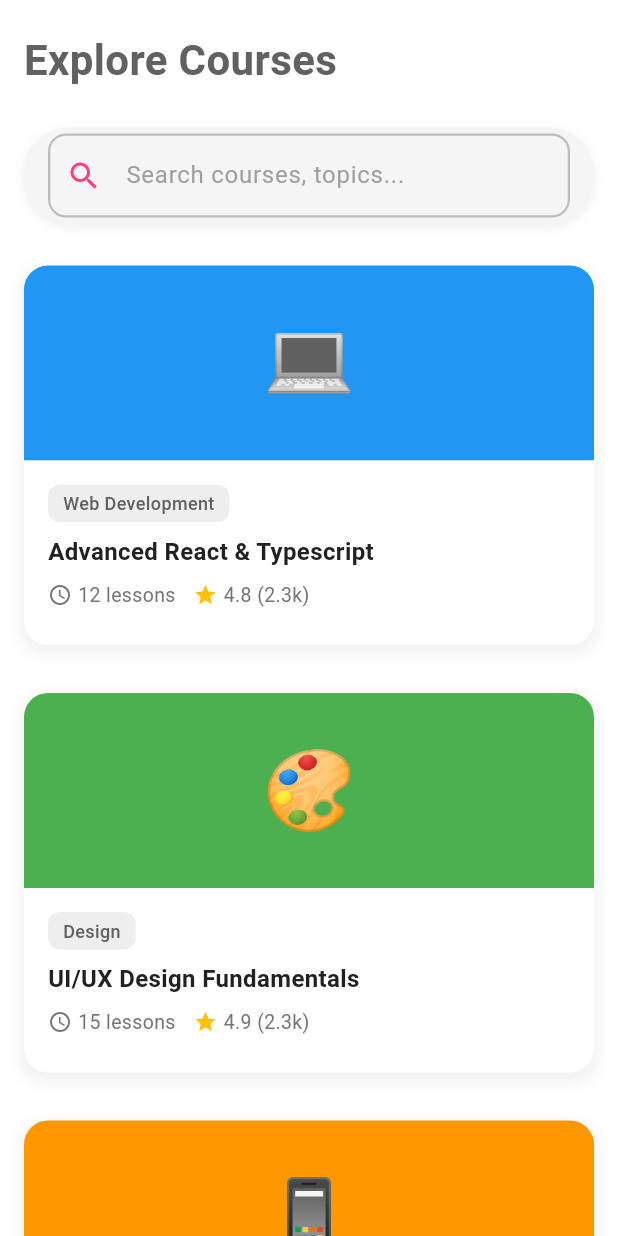
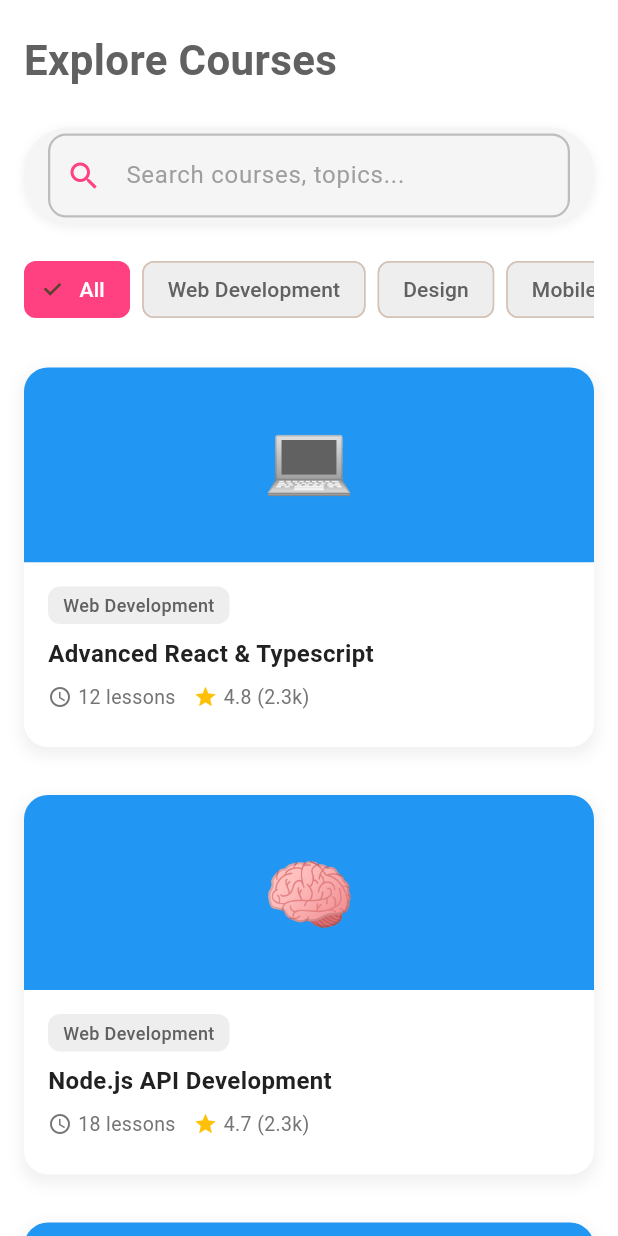
Before and after one commit to AsimBinNasir/Excelerate, a Flutter app: the ExplorePage screen opened directly, on a phone screen of 412 x 824 dp. Run offline on Flutter 3.47's test engine with Material 3 defaults, Android fonts, the phone set to English and light mode, and no system bars; our stand-ins replace percent_indicator.

Commit message:
Create mock API for courses

```diff
--- a/lib/explorePage.dart
+++ b/lib/explorePage.dart
@@ -1,3 +1,4 @@
+import 'package:excelerate/mockCourses.dart';
 import 'package:flutter/material.dart';
 
 class ExplorePage extends StatefulWidget {
@@ -8,15 +9,27 @@ class ExplorePage extends StatefulWidget {
 }
 
 class _ExplorePageState extends State<ExplorePage> {
+  String _searchQuery = '';
+  String _selectedCategory = 'All';
+
+  final List<String> _categories = categories;
+
+  final List<Map<String, dynamic>> _allCourses = allCourses;
+
   @override
   Widget build(BuildContext context) {
-    return Scaffold(backgroundColor: Colors.white, body: _pageContent());
-  }
-}
+    final filteredCourses = _allCourses.where((course) {
+      final matchesCategory =
+          _selectedCategory == 'All' || course['category'] == _selectedCategory;
+      final matchesSearch = course['title'].toString().toLowerCase().contains(
+        _searchQuery,
+      );
+      return matchesCategory && matchesSearch;
+    }).toList();
 
-// Home Page Content
-Widget _pageContent() {
-  return SafeArea(
+    return Scaffold(
+      backgroundColor: Colors.white,
+      body: SafeArea(
         child: SingleChildScrollView(
           padding: const EdgeInsets.symmetric(horizontal: 16, vertical: 20),
           child: Column(
@@ -37,7 +50,10 @@ Widget _pageContent() {
               // Search box
               Container(
                 margin: const EdgeInsets.only(top: 20, bottom: 20),
-            padding: const EdgeInsets.symmetric(horizontal: 16, vertical: 4),
+                padding: const EdgeInsets.symmetric(
+                  horizontal: 16,
+                  vertical: 4,
+                ),
                 decoration: BoxDecoration(
                   color: Colors.grey.shade100,
                   borderRadius: BorderRadius.circular(30),
@@ -53,7 +69,10 @@ Widget _pageContent() {
                   decoration: InputDecoration(
                     hintText: 'Search courses, topics...',
                     border: InputBorder.none,
-                prefixIcon: const Icon(Icons.search, color: Colors.pinkAccent),
+                    prefixIcon: const Icon(
+                      Icons.search,
+                      color: Colors.pinkAccent,
+                    ),
                     hintStyle: TextStyle(color: Colors.grey.shade500),
 
                     enabledBorder: OutlineInputBorder(
@@ -73,50 +92,71 @@ Widget _pageContent() {
                     ),
                   ),
                   onChanged: (value) {
-                // TODO: handle search logic here
-                print('User searched: $value');
+                    setState(() {
+                      _searchQuery = value.toLowerCase();
+                    });
                   },
                 ),
               ),
 
+              // Filter options
+              SingleChildScrollView(
+                scrollDirection: Axis.horizontal,
+                child: Row(
+                  children: _categories.map((category) {
+                    final bool isSelected = _selectedCategory == category;
+                    return Padding(
+                      padding: const EdgeInsets.only(right: 8),
+                      child: FilterChip(
+                        label: Text(category),
+                        selected: isSelected,
+                        selectedColor: Colors.pinkAccent,
+                        backgroundColor: Colors.grey.shade200,
+                        labelStyle: TextStyle(
+                          color: isSelected
+                              ? Colors.white
+                              : Colors.grey.shade700,
+                        ),
+                        onSelected: (selected) {
+                          setState(() {
+                            _selectedCategory = category;
+                          });
+                        },
+                      ),
+                    );
+                  }).toList(),
+                ),
+              ),
+
+              const SizedBox(height: 20),
+
               // Course Cards
               Column(
-            children: [
-              _courseCard(
-                color: Colors.blue,
-                title: 'Advanced React & Typescript',
-                category: 'Web Development',
-                lessons: 12,
-                rating: 4.8,
-                progress: 0.45,
-                icon: '💻',
+                children: filteredCourses.map((course) {
+                  return Padding(
+                    padding: const EdgeInsets.only(bottom: 16.0),
+                    child: _courseCard(
+                      color: course['category'] == 'Web Development'
+                          ? Colors.blue
+                          : course['category'] == 'Design'
+                          ? Colors.green
+                          : Colors.orange,
+                      title: course['title'],
+                      category: course['category'],
+                      lessons: course['lessons'],
+                      rating: course['rating'],
+                      progress: course['progress'],
+                      icon: course['icon'],
                     ),
-              const SizedBox(height: 16),
-              _courseCard(
-                color: Colors.green,
-                title: 'UI/UX Design Fundamentals',
-                category: 'Design',
-                lessons: 15,
-                rating: 4.9,
-                progress: 0.7,
-                icon: '🎨',
-              ),
-              const SizedBox(height: 16),
-              _courseCard(
-                color: Colors.orange,
-                title: 'Flutter & Dart Masterclass',
-                category: 'Mobile Development',
-                lessons: 20,
-                rating: 4.7,
-                progress: 0.2,
-                icon: '📱',
-              ),
-            ],
+                  );
+                }).toList(),
               ),
             ],
           ),
         ),
+      ),
     );
+  }
 }
 
 // Course Card Widget
--- /dev/null
+++ b/lib/mockCourses.dart
@@ -0,0 +1,339 @@
+// lib/mock_courses.dart
+
+final List<String> categories = [
+  'All',
+  'Web Development',
+  'Design',
+  'Mobile Development',
+  'Data Science',
+];
+
+final List<Map<String, dynamic>> allCourses = [
+  // 🌐 WEB DEVELOPMENT (10)
+  {
+    'title': 'Advanced React & Typescript',
+    'category': 'Web Development',
+    'lessons': 12,
+    'rating': 4.8,
+    'progress': 0.45,
+    'icon': '💻',
+  },
+  {
+    'title': 'Node.js API Development',
+    'category': 'Web Development',
+    'lessons': 18,
+    'rating': 4.7,
+    'progress': 0.3,
+    'icon': '🧠',
+  },
+  {
+    'title': 'Mastering HTML, CSS & JS',
+    'category': 'Web Development',
+    'lessons': 25,
+    'rating': 4.9,
+    'progress': 0.9,
+    'icon': '🌐',
+  },
+  {
+    'title': 'Next.js Fullstack Guide',
+    'category': 'Web Development',
+    'lessons': 20,
+    'rating': 4.8,
+    'progress': 0.6,
+    'icon': '⚛️',
+  },
+  {
+    'title': 'Building RESTful APIs with Express',
+    'category': 'Web Development',
+    'lessons': 14,
+    'rating': 4.6,
+    'progress': 0.2,
+    'icon': '🧩',
+  },
+  {
+    'title': 'Tailwind CSS Deep Dive',
+    'category': 'Web Development',
+    'lessons': 10,
+    'rating': 4.7,
+    'progress': 0.8,
+    'icon': '💠',
+  },
+  {
+    'title': 'Vue.js 3 Masterclass',
+    'category': 'Web Development',
+    'lessons': 22,
+    'rating': 4.9,
+    'progress': 0.5,
+    'icon': '🖥️',
+  },
+  {
+    'title': 'GraphQL & Apollo Fundamentals',
+    'category': 'Web Development',
+    'lessons': 15,
+    'rating': 4.7,
+    'progress': 0.4,
+    'icon': '🔗',
+  },
+  {
+    'title': 'Web Accessibility (A11Y) Essentials',
+    'category': 'Web Development',
+    'lessons': 8,
+    'rating': 4.8,
+    'progress': 0.3,
+    'icon': '♿',
+  },
+  {
+    'title': 'SEO Optimization for Developers',
+    'category': 'Web Development',
+    'lessons': 9,
+    'rating': 4.5,
+    'progress': 0.2,
+    'icon': '🚀',
+  },
+
+  // 🎨 DESIGN (10)
+  {
+    'title': 'UI/UX Design Fundamentals',
+    'category': 'Design',
+    'lessons': 15,
+    'rating': 4.9,
+    'progress': 0.7,
+    'icon': '🎨',
+  },
+  {
+    'title': 'Figma for Beginners',
+    'category': 'Design',
+    'lessons': 10,
+    'rating': 4.6,
+    'progress': 0.3,
+    'icon': '🖌️',
+  },
+  {
+    'title': 'Design Systems Mastery',
+    'category': 'Design',
+    'lessons': 20,
+    'rating': 4.8,
+    'progress': 0.6,
+    'icon': '📐',
+  },
+  {
+    'title': 'Prototyping with Figma & Adobe XD',
+    'category': 'Design',
+    'lessons': 14,
+    'rating': 4.7,
+    'progress': 0.4,
+    'icon': '🧩',
+  },
+  {
+    'title': 'Typography Essentials',
+    'category': 'Design',
+    'lessons': 8,
+    'rating': 4.6,
+    'progress': 0.2,
+    'icon': '🔤',
+  },
+  {
+    'title': 'Color Theory for Designers',
+    'category': 'Design',
+    'lessons': 6,
+    'rating': 4.7,
+    'progress': 0.5,
+    'icon': '🌈',
+  },
+  {
+    'title': 'Product Design for Startups',
+    'category': 'Design',
+    'lessons': 18,
+    'rating': 4.9,
+    'progress': 0.4,
+    'icon': '🚀',
+  },
+  {
+    'title': 'Creative Direction & Branding',
+    'category': 'Design',
+    'lessons': 12,
+    'rating': 4.8,
+    'progress': 0.6,
+    'icon': '✨',
+  },
+  {
+    'title': 'Design Thinking Workshop',
+    'category': 'Design',
+    'lessons': 16,
+    'rating': 4.9,
+    'progress': 0.3,
+    'icon': '💡',
+  },
+  {
+    'title': 'Animation & Motion Graphics',
+    'category': 'Design',
+    'lessons': 20,
+    'rating': 4.8,
+    'progress': 0.5,
+    'icon': '🎞️',
+  },
+
+  // 📱 MOBILE DEVELOPMENT (10)
+  {
+    'title': 'Flutter & Dart Masterclass',
+    'category': 'Mobile Development',
+    'lessons': 20,
+    'rating': 4.7,
+    'progress': 0.2,
+    'icon': '📱',
+  },
+  {
+    'title': 'Android Jetpack Compose',
+    'category': 'Mobile Development',
+    'lessons': 18,
+    'rating': 4.8,
+    'progress': 0.5,
+    'icon': '🤖',
+  },
+  {
+    'title': 'SwiftUI for iOS Developers',
+    'category': 'Mobile Development',
+    'lessons': 16,
+    'rating': 4.9,
+    'progress': 0.8,
+    'icon': '🍎',
+  },
+  {
+    'title': 'Kotlin for Android Beginners',
+    'category': 'Mobile Development',
+    'lessons': 14,
+    'rating': 4.6,
+    'progress': 0.4,
+    'icon': '📲',
+  },
+  {
+    'title': 'React Native Bootcamp',
+    'category': 'Mobile Development',
+    'lessons': 22,
+    'rating': 4.8,
+    'progress': 0.3,
+    'icon': '⚛️',
+  },
+  {
+    'title': 'Mobile UI Design with Flutter',
+    'category': 'Mobile Development',
+    'lessons': 12,
+    'rating': 4.7,
+    'progress': 0.6,
+    'icon': '🎨',
+  },
+  {
+    'title': 'Integrating Firebase in Flutter',
+    'category': 'Mobile Development',
+    'lessons': 15,
+    'rating': 4.9,
+    'progress': 0.4,
+    'icon': '🔥',
+  },
+  {
+    'title': 'Performance Optimization in Android',
+    'category': 'Mobile Development',
+    'lessons': 10,
+    'rating': 4.7,
+    'progress': 0.2,
+    'icon': '⚙️',
+  },
+  {
+    'title': 'iOS App Architecture Patterns',
+    'category': 'Mobile Development',
+    'lessons': 11,
+    'rating': 4.8,
+    'progress': 0.5,
+    'icon': '🏗️',
+  },
+  {
+    'title': 'Publishing Apps to Stores',
+    'category': 'Mobile Development',
+    'lessons': 8,
+    'rating': 4.6,
+    'progress': 0.3,
+    'icon': '🛒',
+  },
+
+  // 📊 DATA SCIENCE (10)
+  {
+    'title': 'Python for Data Analysis',
+    'category': 'Data Science',
+    'lessons': 22,
+    'rating': 4.9,
+    'progress': 0.4,
+    'icon': '🐍',
+  },
+  {
+    'title': 'Machine Learning with TensorFlow',
+    'category': 'Data Science',
+    'lessons': 30,
+    'rating': 4.8,
+    'progress': 0.6,
+    'icon': '🤖',
+  },
+  {
+    'title': 'Data Visualization with Power BI',
+    'category': 'Data Science',
+    'lessons': 12,
+    'rating': 4.7,
+    'progress': 0.3,
+    'icon': '📊',
+  },
+  {
+    'title': 'Deep Learning with PyTorch',
+    'category': 'Data Science',
+    'lessons': 25,
+    'rating': 4.8,
+    'progress': 0.5,
+    'icon': '🧠',
+  },
+  {
+    'title': 'Statistics for Data Science',
+    'category': 'Data Science',
+    'lessons': 18,
+    'rating': 4.7,
+    'progress': 0.2,
+    'icon': '📈',
+  },
+  {
+    'title': 'Data Cleaning with Pandas',
+    'category': 'Data Science',
+    'lessons': 10,
+    'rating': 4.6,
+    'progress': 0.4,
+    'icon': '🧹',
+  },
+  {
+    'title': 'SQL for Analysts',
+    'category': 'Data Science',
+    'lessons': 16,
+    'rating': 4.8,
+    'progress': 0.3,
+    'icon': '🗃️',
+  },
+  {
+    'title': 'Time Series Forecasting',
+    'category': 'Data Science',
+    'lessons': 14,
+    'rating': 4.9,
+    'progress': 0.5,
+    'icon': '⏱️',
+  },
+  {
+    'title': 'AI Ethics & Responsible ML',
+    'category': 'Data Science',
+    'lessons': 8,
+    'rating': 4.7,
+    'progress': 0.1,
+    'icon': '⚖️',
+  },
+  {
+    'title': 'Big Data with Spark',
+    'category': 'Data Science',
+    'lessons': 28,
+    'rating': 4.8,
+    'progress': 0.7,
+    'icon': '💾',
+  },
+];
```
Lines whose indentation alone changed are shown as unchanged.
